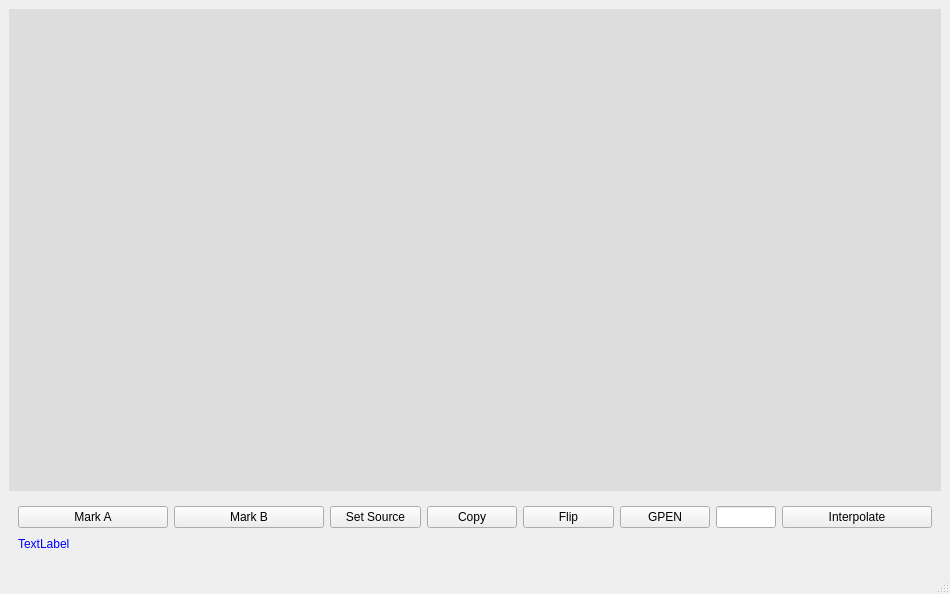
Before: the Qt Designer form try/imgWindow.ui in lin22807590/swap_ui, drawn with Qt 5.
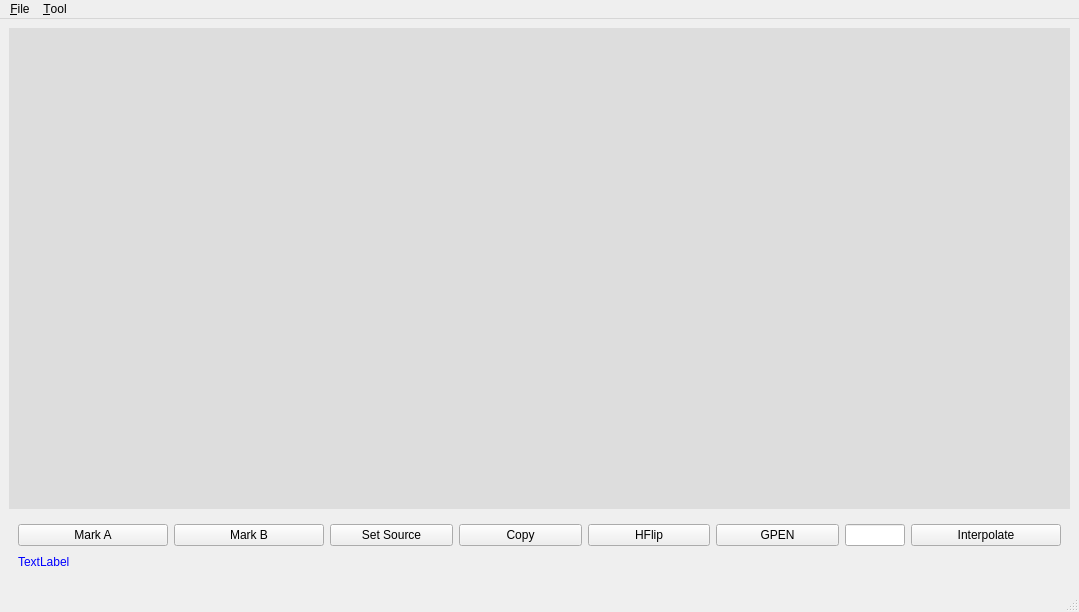
After: the same form once the commit is applied.

```diff
--- a/try/imgWindow.ui
+++ b/try/imgWindow.ui
@@ -6,8 +6,8 @@
    <rect>
     <x>0</x>
     <y>0</y>
-    <width>950</width>
-    <height>594</height>
+    <width>1079</width>
+    <height>612</height>
    </rect>
   </property>
   <property name="sizePolicy">
@@ -115,7 +115,7 @@
          <item>
           <widget class="QPushButton" name="bFlip">
            <property name="text">
-            <string>Flip</string>
+            <string>HFlip</string>
            </property>
           </widget>
          </item>
@@ -200,10 +200,28 @@
     <rect>
      <x>0</x>
      <y>0</y>
-     <width>950</width>
-     <height>28</height>
+     <width>1079</width>
+     <height>22</height>
     </rect>
    </property>
+   <widget class="QMenu" name="menu_File">
+    <property name="title">
+     <string>&amp;File</string>
+    </property>
+   </widget>
+   <widget class="QMenu" name="menu_Tool">
+    <property name="title">
+     <string>&amp;Tool</string>
+    </property>
+    <addaction name="action_Copy"/>
+    <addaction name="action_Delete"/>
+    <addaction name="action_HFlip"/>
+    <addaction name="action_GPen"/>
+    <addaction name="action_Resize"/>
+    <addaction name="action_Rotate"/>
+   </widget>
+   <addaction name="menu_File"/>
+   <addaction name="menu_Tool"/>
   </widget>
   <widget class="QStatusBar" name="statusbar"/>
   <action name="actionOpen_Folder">
```
Left out of the diff: 83 changed lines with no effect on the pictures.
